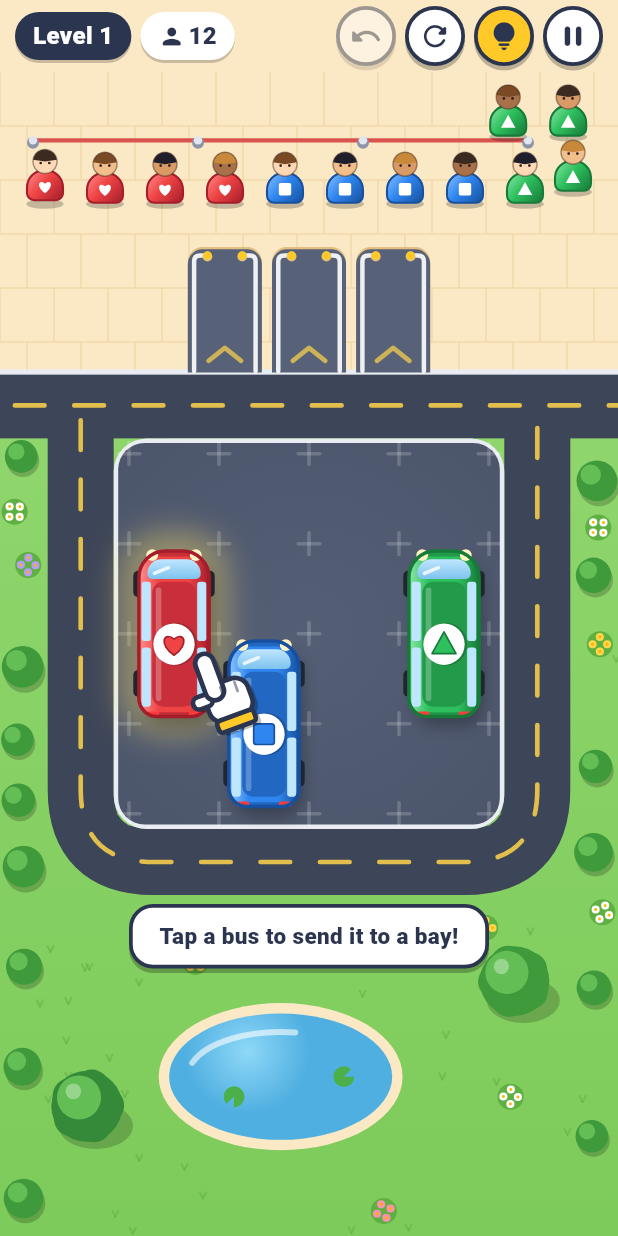
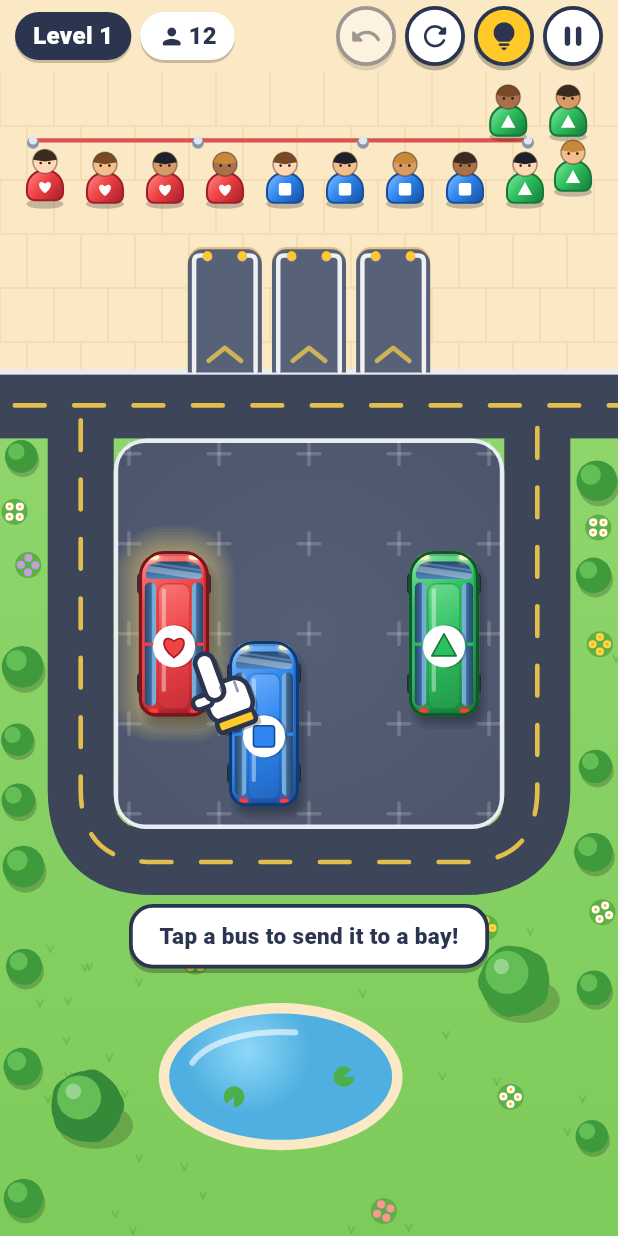
Before and after one commit to dattaprasad-r-ekavade/bus-ster, a Flutter app: the screen it shows after launch, after a tap on an icon or button, on a phone screen of 412 x 824 dp. Run offline on Flutter 3.47's test engine with Material 3 defaults, Android fonts, the phone set to English and light mode, and no system bars; our stand-ins replace audioplayers, shared_preferences.

Commit message:
Redraw buses as one glossy silhouette
Single outline stroke, tyres tucked under the body, head and tail lights
inset inside the outline with soft glows, continuous tinted side glass
with thin pillars, top-lit roof with a specular strip, windshield
reflection streaks and screen-space lighting. Shadow and hint halo use
stacked translucent layers instead of MaskFilter.blur. Fine detail is
dropped below 26 dp body width.

Co-Authored-By: Claude Opus 5.5 <noreply@anthropic.com>

```diff
--- a/lib/jam/ui/bus_painter.dart
+++ b/lib/jam/ui/bus_painter.dart
@@ -5,6 +5,7 @@
 // lights (back); the symbol badge on the roof is counter-rotated so it is
 // always upright.
 import 'dart:math' as math;
+import 'dart:ui' as ui;
 
 import 'package:flutter/painting.dart';
 
@@ -43,7 +44,40 @@ class BusLook {
   final double pop;
 }
 
-final Paint _shadowPaint = Paint()..color = const Color(0x47000000);
+/// Screen-space light direction (from the top-left) shared by the shading,
+/// so every bus is lit the same way whatever its heading.
+const Offset _light = Offset(-0.45, -0.89);
+
+/// Below this body width (logical px) the fine detail (window pillars,
+/// specular strip, light glows) is dropped so small buses stay clean.
+const double _detailWidth = 26;
+
+/// [v] (screen space) expressed in a frame rotated by [angle].
+Offset _toLocal(Offset v, double angle) {
+  final c = math.cos(angle);
+  final s = math.sin(angle);
+  return Offset(v.dx * c + v.dy * s, -v.dx * s + v.dy * c);
+}
+
+/// Soft-edged fill built from a few stacked translucent layers: a cheap
+/// stand-in for a blurred shadow (no mask filter).
+void _softFill(
+  Canvas canvas,
+  RRect r,
+  double spread,
+  Color color, {
+  int steps = 4,
+}) {
+  final paint = Paint()..color = color.withValues(alpha: color.a / steps);
+  for (var i = 0; i < steps; i++) {
+    final grow = spread * (1 - 2 * i / (steps - 1));
+    canvas.drawRRect(r.inflate(grow), paint);
+  }
+}
+
+/// Outline width: about 1/22 of the body width, kept between ~3 and ~6
+/// device pixels on a typical phone.
+double _strokeFor(double w) => (w * 0.045).clamp(1.1, 2.2);
 
 void paintBus(Canvas canvas, BusPose pose, JamColor color, BusLook look) {
   final shade = JamPalette.of(color);
@@ -52,212 +86,314 @@ void paintBus(Canvas canvas, BusPose pose, JamColor color, BusLook look) {
   final w = pose.width * (1 + look.squash) * grow;
   final halfL = l / 2;
   final halfW = w / 2;
+  final detailed = w >= _detailWidth;
+  final light = _toLocal(_light, pose.angle);
+  final outline = Color.lerp(shade.dark, const Color(0xFF000000), 0.28)!;
 
-  // Glow halo (screen space, behind everything).
+  final body = RRect.fromRectAndCorners(
+    Rect.fromCenter(center: Offset.zero, width: l, height: w),
+    topLeft: Radius.circular(w * 0.24),
+    bottomLeft: Radius.circular(w * 0.24),
+    topRight: Radius.circular(w * 0.36),
+    bottomRight: Radius.circular(w * 0.36),
+  );
+
+  // Glow halo (hint / tutorial target), behind everything.
   if (look.glow > 0) {
     canvas.save();
     canvas.translate(pose.center.dx, pose.center.dy);
     canvas.rotate(pose.angle);
-    final halo = RRect.fromRectAndRadius(
-      Rect.fromCenter(
-        center: Offset.zero,
-        width: l + w * 0.55,
-        height: w * 1.55,
-      ),
-      Radius.circular(w * 0.6),
-    );
-    canvas.drawRRect(
-      halo,
-      Paint()
-        ..color = const Color(0xFFFFE066).withValues(alpha: 0.75 * look.glow)
-        ..maskFilter = MaskFilter.blur(BlurStyle.normal, w * 0.22),
+    _softFill(
+      canvas,
+      body.inflate(w * 0.2),
+      w * 0.16,
+      const Color(0xFFFFE066).withValues(alpha: 0.85 * look.glow),
+      steps: 8,
     );
     canvas.restore();
   }
 
-  // Soft drop shadow, offset in screen space (light from the top-left).
+  // Soft contact shadow, offset toward the bottom-right in screen space.
   canvas.save();
-  canvas.translate(pose.center.dx + w * 0.07, pose.center.dy + w * 0.16);
+  canvas.translate(pose.center.dx + w * 0.07, pose.center.dy + w * 0.13);
   canvas.rotate(pose.angle);
-  _shadowPaint.maskFilter = MaskFilter.blur(BlurStyle.normal, w * 0.11);
-  canvas.drawRRect(
-    RRect.fromRectAndRadius(
-      Rect.fromCenter(center: Offset.zero, width: l * 0.98, height: w * 0.96),
-      Radius.circular(w * 0.3),
-    ),
-    _shadowPaint,
-  );
+  _softFill(canvas, body.deflate(w * 0.02), w * 0.07, const Color(0x52000000));
   canvas.restore();
 
   canvas.save();
   canvas.translate(pose.center.dx, pose.center.dy);
   canvas.rotate(pose.angle);
 
-  // Wheels peeking out from under the body.
-  final wheelPaint = Paint()..color = const Color(0xFF22252E);
+  // Tyres tucked under the body: only a rounded sliver shows at the sides.
+  final tyre = Paint()..color = JamPalette.tyre;
   final axles = l > w * 3.6 ? [-0.36, 0.0, 0.34] : [-0.3, 0.3];
+  final tyreW = math.min(w * 0.36, l * 0.15);
   for (final ax in axles) {
-    final cx = ax * l;
     for (final sy in [-1.0, 1.0]) {
       canvas.drawRRect(
         RRect.fromRectAndRadius(
           Rect.fromCenter(
-            center: Offset(cx, sy * (halfW - w * 0.02)),
-            width: math.min(w * 0.42, l * 0.16),
+            center: Offset(ax * l, sy * (halfW - w * 0.075)),
+            width: tyreW,
             height: w * 0.2,
           ),
-          Radius.circular(w * 0.07),
+          Radius.circular(w * 0.09),
         ),
-        wheelPaint,
+        tyre,
       );
     }
   }
 
-  // Body.
-  final bodyRect = Rect.fromCenter(center: Offset.zero, width: l, height: w);
-  final body = RRect.fromRectAndCorners(
-    bodyRect,
-    topLeft: Radius.circular(w * 0.26),
-    bottomLeft: Radius.circular(w * 0.26),
-    topRight: Radius.circular(w * 0.38),
-    bottomRight: Radius.circular(w * 0.38),
-  );
+  // Body: lit from the screen's top-left.
+  final reach = light.dx.abs() * halfL + light.dy.abs() * halfW;
   canvas.drawRRect(
     body,
     Paint()
-      ..shader = LinearGradient(
-        begin: Alignment.topCenter,
-        end: Alignment.bottomCenter,
-        colors: [shade.light, shade.base, shade.base, shade.dark],
-        stops: const [0.0, 0.28, 0.7, 1.0],
-      ).createShader(bodyRect),
+      ..shader = ui.Gradient.linear(
+        light * reach,
+        light * -reach,
+        [shade.light, shade.base, shade.base, shade.dark],
+        const [0.0, 0.3, 0.62, 1.0],
+      ),
   );
-  // Front bumper band.
+
   canvas.save();
   canvas.clipRRect(body);
+  // Bevel: a dark band on the side away from the light and a bright rim on
+  // the lit side give the body some thickness.
+  canvas.drawRRect(
+    body.shift(light * (w * 0.06)),
+    Paint()
+      ..style = PaintingStyle.stroke
+      ..strokeWidth = w * 0.1
+      ..color = shade.dark.withValues(alpha: 0.55),
+  );
+  canvas.drawRRect(
+    body.shift(light * (-w * 0.045)),
+    Paint()
+      ..style = PaintingStyle.stroke
+      ..strokeWidth = w * 0.05
+      ..color = shade.light.withValues(alpha: 0.75),
+  );
+  // Bumpers.
+  final bumper = Paint()..color = outline.withValues(alpha: 0.35);
   canvas.drawRect(
-    Rect.fromLTRB(halfL - w * 0.08, -halfW, halfL, halfW),
-    Paint()..color = shade.dark.withValues(alpha: 0.55),
+    Rect.fromLTRB(halfL - w * 0.075, -halfW, halfL, halfW),
+    bumper,
   );
   canvas.drawRect(
-    Rect.fromLTRB(-halfL, -halfW, -halfL + w * 0.06, halfW),
-    Paint()..color = shade.dark.withValues(alpha: 0.6),
+    Rect.fromLTRB(-halfL, -halfW, -halfL + w * 0.055, halfW),
+    bumper,
   );
-  canvas.restore();
 
-  // Roof panel (darker), behind the windshield.
-  final roofLeft = -halfL + w * 0.14;
-  final roofRight = halfL - w * 0.44;
-  final roofHalfW = halfW - w * 0.19;
-  final roofRect = Rect.fromLTRB(roofLeft, -roofHalfW, roofRight, roofHalfW);
-  final roof = RRect.fromRectAndRadius(roofRect, Radius.circular(w * 0.16));
-
-  // Side window strips between the roof edge and the body edge.
-  final paneCount = math.max(2, ((roofRight - roofLeft) / (w * 0.62)).floor());
-  final paneGap = w * 0.09;
-  final paneW = (roofRight - roofLeft - paneGap * (paneCount - 1)) / paneCount;
-  final paneT = w * 0.13;
-  final panePaint = Paint()..color = JamPalette.windshield;
+  // Side glass: one continuous rounded strip per side, thin pillars.
+  final gx0 = -halfL + w * 0.15;
+  final gx1 = halfL - w * 0.45;
+  final gOut = halfW - w * 0.085;
+  final gIn = halfW - w * 0.245;
+  final gH = gOut - gIn;
   for (final sy in [-1.0, 1.0]) {
-    for (var i = 0; i < paneCount; i++) {
-      final x0 = roofLeft + i * (paneW + paneGap);
-      final y0 = sy < 0 ? -roofHalfW - paneT - w * 0.02 : roofHalfW + w * 0.02;
-      canvas.drawRRect(
-        RRect.fromRectAndRadius(
-          Rect.fromLTWH(x0, y0, paneW, paneT),
-          Radius.circular(w * 0.04),
+    final strip = Rect.fromLTRB(
+      gx0,
+      sy < 0 ? -gOut : gIn,
+      gx1,
+      sy < 0 ? -gIn : gOut,
+    );
+    final rr = RRect.fromRectAndRadius(strip, Radius.circular(gH * 0.45));
+    canvas.drawRRect(
+      rr,
+      Paint()
+        ..shader = ui.Gradient.linear(
+          Offset(0, sy * gOut),
+          Offset(0, sy * gIn),
+          const [JamPalette.glassDeep, JamPalette.glassMid],
         ),
-        panePaint,
+    );
+    if (detailed) {
+      canvas.save();
+      canvas.clipRRect(rr);
+      // Sky reflection along the inner edge.
+      canvas.drawRect(
+        Rect.fromLTRB(
+          gx0,
+          sy < 0 ? -gIn - gH * 0.38 : gIn,
+          gx1,
+          sy < 0 ? -gIn : gIn + gH * 0.38,
+        ),
+        Paint()..color = JamPalette.glassSky.withValues(alpha: 0.55),
       );
+      final panes = math.max(2, ((gx1 - gx0) / (w * 0.95)).round());
+      final pillar = Paint()..color = shade.base;
+      for (var i = 1; i < panes; i++) {
+        final x = gx0 + (gx1 - gx0) * i / panes;
+        canvas.drawRect(
+          Rect.fromCenter(
+            center: Offset(x, sy * (gIn + gOut) / 2),
+            width: w * 0.045,
+            height: gH + 1,
+          ),
+          pillar,
+        );
+      }
+      canvas.restore();
     }
   }
 
-  canvas.drawRRect(roof, Paint()..color = shade.roof);
-  // Roof gloss.
+  // Roof panel with a soft top-light gradient.
+  final roofLeft = -halfL + w * 0.11;
+  final roofRight = halfL - w * 0.47;
+  final roofHalfW = gIn - w * 0.03;
+  final roofRect = Rect.fromLTRB(roofLeft, -roofHalfW, roofRight, roofHalfW);
+  final roof = RRect.fromRectAndRadius(roofRect, Radius.circular(w * 0.12));
+  final roofReach =
+      light.dx.abs() * roofRect.width / 2 + light.dy.abs() * roofHalfW;
   canvas.drawRRect(
-    RRect.fromRectAndRadius(
-      Rect.fromLTRB(
-        roofLeft + w * 0.08,
-        -roofHalfW + w * 0.05,
-        roofRight - w * 0.08,
-        -roofHalfW + w * 0.13,
+    roof,
+    Paint()
+      ..shader = ui.Gradient.linear(
+        roofRect.center + light * roofReach,
+        roofRect.center - light * roofReach,
+        [Color.lerp(shade.light, shade.base, 0.35)!, shade.base, shade.roof],
+        const [0.0, 0.45, 1.0],
       ),
-      Radius.circular(w * 0.05),
-    ),
-    Paint()..color = const Color(0x40FFFFFF),
   );
+  if (detailed) {
+    canvas.drawRRect(
+      roof,
+      Paint()
+        ..style = PaintingStyle.stroke
+        ..strokeWidth = w * 0.022
+        ..color = shade.dark.withValues(alpha: 0.35),
+    );
+    // Specular strip along the roof edge facing the light.
+    final side = light.dy < 0 ? -1.0 : 1.0;
+    final y = side * (roofHalfW - w * 0.08);
+    canvas.drawRRect(
+      RRect.fromRectAndRadius(
+        Rect.fromCenter(
+          center: Offset((roofLeft + roofRight) / 2 + light.dx * w * 0.1, y),
+          width: math.max(0, roofRect.width - w * 0.3),
+          height: w * 0.06,
+        ),
+        Radius.circular(w * 0.03),
+      ),
+      Paint()..color = const Color(0x66FFFFFF),
+    );
+  }
 
-  // Windshield at the nose.
+  // Windshield at the nose, with a reflection streak.
   final wsRect = Rect.fromLTRB(
     halfL - w * 0.4,
-    -halfW + w * 0.12,
-    halfL - w * 0.12,
-    halfW - w * 0.12,
+    -halfW + w * 0.1,
+    halfL - w * 0.15,
+    halfW - w * 0.1,
+  );
+  final ws = RRect.fromRectAndCorners(
+    wsRect,
+    topLeft: Radius.circular(w * 0.06),
+    bottomLeft: Radius.circular(w * 0.06),
+    topRight: Radius.circular(w * 0.2),
+    bottomRight: Radius.circular(w * 0.2),
   );
   canvas.drawRRect(
-    RRect.fromRectAndCorners(
-      wsRect,
-      topLeft: Radius.circular(w * 0.07),
-      bottomLeft: Radius.circular(w * 0.07),
-      topRight: Radius.circular(w * 0.2),
-      bottomRight: Radius.circular(w * 0.2),
-    ),
+    ws,
     Paint()
-      ..shader = const LinearGradient(
-        colors: [JamPalette.windshieldDeep, JamPalette.windshield],
-      ).createShader(wsRect),
+      ..shader = ui.Gradient.linear(
+        wsRect.centerLeft,
+        wsRect.centerRight,
+        const [JamPalette.glassMid, JamPalette.glassDeep],
+      ),
   );
-  // Windshield glint.
-  canvas.drawLine(
-    Offset(wsRect.left + w * 0.08, wsRect.top + w * 0.1),
-    Offset(wsRect.left + w * 0.16, wsRect.top + w * 0.3),
-    Paint()
-      ..color = const Color(0xCCFFFFFF)
-      ..strokeWidth = w * 0.05
-      ..strokeCap = StrokeCap.round,
+  canvas.save();
+  canvas.clipRRect(ws);
+  final wl = wsRect.left;
+  final ww = wsRect.width;
+  canvas.drawPath(
+    Path()
+      ..moveTo(wl + ww * 0.42, wsRect.top)
+      ..lineTo(wl + ww * 0.78, wsRect.top)
+      ..lineTo(wl + ww * 0.3, wsRect.bottom)
+      ..lineTo(wl - ww * 0.06, wsRect.bottom)
+      ..close(),
+    Paint()..color = const Color(0x55FFFFFF),
   );
+  if (detailed) {
+    canvas.drawPath(
+      Path()
+        ..moveTo(wl + ww * 0.9, wsRect.top)
+        ..lineTo(wl + ww * 1.02, wsRect.top)
+        ..lineTo(wl + ww * 0.54, wsRect.bottom)
+        ..lineTo(wl + ww * 0.42, wsRect.bottom)
+        ..close(),
+      Paint()..color = const Color(0x33FFFFFF),
+    );
+  }
+  canvas.restore();
 
-  // Headlights and tail lights.
+  // Head and tail lights, inset inside the outline.
+  final stroke = _strokeFor(w);
   final headPaint = Paint()..color = JamPalette.headlight;
-  final headR = w * 0.085;
+  final tailPaint = Paint()..color = JamPalette.taillight;
   for (final sy in [-1.0, 1.0]) {
-    canvas.drawCircle(
-      Offset(halfL - w * 0.06, sy * w * 0.31),
-      headR,
+    final hc = Offset(halfL - stroke - w * 0.045, sy * w * 0.29);
+    final tc = Offset(-halfL + stroke + w * 0.035, sy * w * 0.29);
+    if (detailed) {
+      canvas.drawCircle(
+        hc,
+        w * 0.14,
+        Paint()
+          ..shader = ui.Gradient.radial(hc, w * 0.14, [
+            JamPalette.headlight.withValues(alpha: 0.7),
+            JamPalette.headlight.withValues(alpha: 0),
+          ]),
+      );
+      canvas.drawCircle(
+        tc,
+        w * 0.11,
+        Paint()
+          ..shader = ui.Gradient.radial(tc, w * 0.11, [
+            JamPalette.taillight.withValues(alpha: 0.55),
+            JamPalette.taillight.withValues(alpha: 0),
+          ]),
+      );
+    }
+    canvas.drawRRect(
+      RRect.fromRectAndRadius(
+        Rect.fromCenter(center: hc, width: w * 0.07, height: w * 0.16),
+        Radius.circular(w * 0.035),
+      ),
       headPaint,
     );
     canvas.drawRRect(
       RRect.fromRectAndRadius(
-        Rect.fromCenter(
-          center: Offset(-halfL + w * 0.035, sy * w * 0.3),
-          width: w * 0.07,
-          height: w * 0.18,
-        ),
-        Radius.circular(w * 0.03),
+        Rect.fromCenter(center: tc, width: w * 0.05, height: w * 0.13),
+        Radius.circular(w * 0.025),
       ),
-      Paint()..color = JamPalette.taillight,
+      tailPaint,
     );
   }
+  canvas.restore(); // body clip
 
-  // Outline.
+  // One continuous outline around the whole silhouette.
   canvas.drawRRect(
-    body,
+    body.deflate(stroke / 2),
     Paint()
       ..style = PaintingStyle.stroke
-      ..strokeWidth = math.max(1.0, w * 0.05)
-      ..color = shade.dark,
+      ..strokeWidth = stroke
+      ..color = outline,
   );
 
   final symbol = JamPalette.symbolOf(color);
   final cap = look.capacity;
+  final seatRect = Rect.fromLTRB(roofLeft, -w * 0.31, roofRight, w * 0.31);
   if (look.seatsFilled != null && cap != null) {
-    _paintSeats(canvas, roofRect, w, look.seatsFilled!, cap, shade);
+    _paintSeats(canvas, seatRect, w, look.seatsFilled!, cap, shade);
     // Small badge on the tail end of the roof.
     final badgeC = Offset(roofLeft + w * 0.26, 0);
     _paintBadge(canvas, badgeC, w * 0.22, symbol, shade, pose.angle);
   } else {
     final roofLen = roofRight - roofLeft;
-    final r = math.min(roofHalfW * 0.95, roofLen * 0.42);
+    final r = math.min(w * 0.3, roofLen * 0.42);
     _paintBadge(
       canvas,
       Offset((roofLeft + roofRight) / 2, 0),
--- a/lib/jam/ui/jam_theme.dart
+++ b/lib/jam/ui/jam_theme.dart
@@ -91,8 +91,14 @@ abstract final class JamPalette {
   static const laneMark = Color(0xFFFFFFFF);
   static const roadDash = Color(0xFFFFD54A);
   static const stallFloor = Color(0xFF576178);
+  static const stallFloorDeep = Color(0xFF454E63);
   static const windshield = Color(0xFFBFE6FF);
   static const windshieldDeep = Color(0xFF7EC3EE);
+  // Tinted bus glass: deep at the frame, brighter where the sky reflects.
+  static const glassDeep = Color(0xFF27476E);
+  static const glassMid = Color(0xFF4F86BE);
+  static const glassSky = Color(0xFF9BD3F7);
+  static const tyre = Color(0xFF1E2129);
   static const headlight = Color(0xFFFFF4C2);
   static const taillight = Color(0xFFFF3B3B);
   static const skin = [
@@ -110,6 +116,7 @@ abstract final class JamPalette {
   static const hud = Color(0xFF2B3550);
   static const hudText = Color(0xFFFFFFFF);
   static const accent = Color(0xFFFFC928);
+  static const accentDark = Color(0xFFC28A00);
 }
 
 /// Builds the outline of [symbol] centred on the origin, fitting a circle of
```
